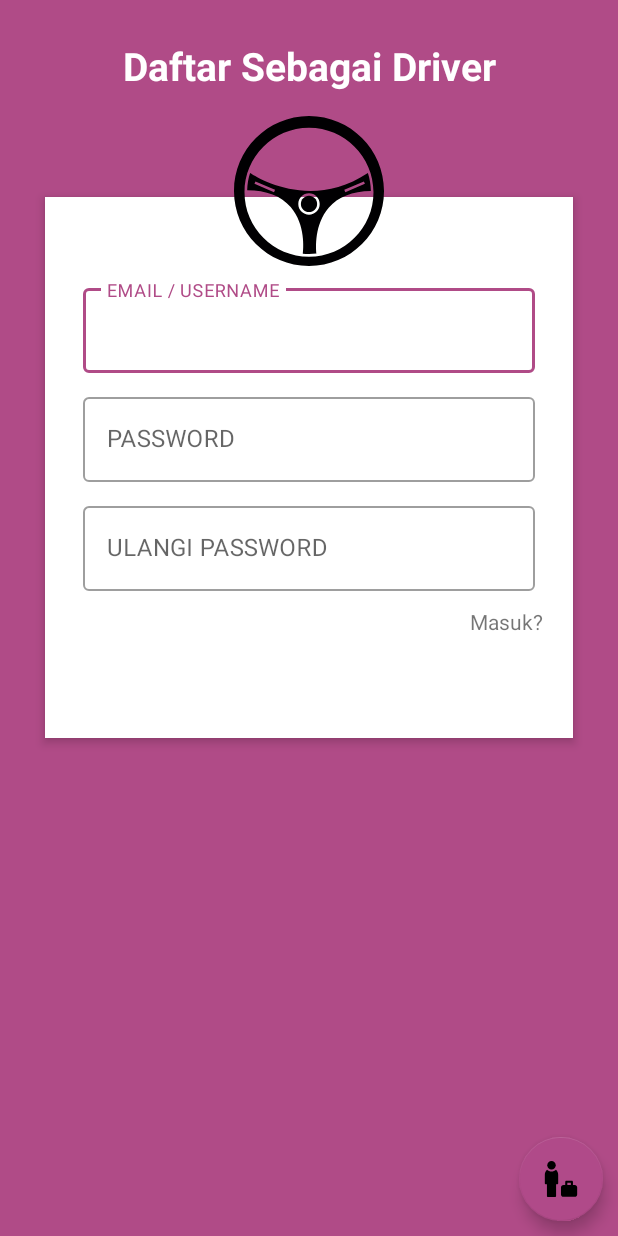
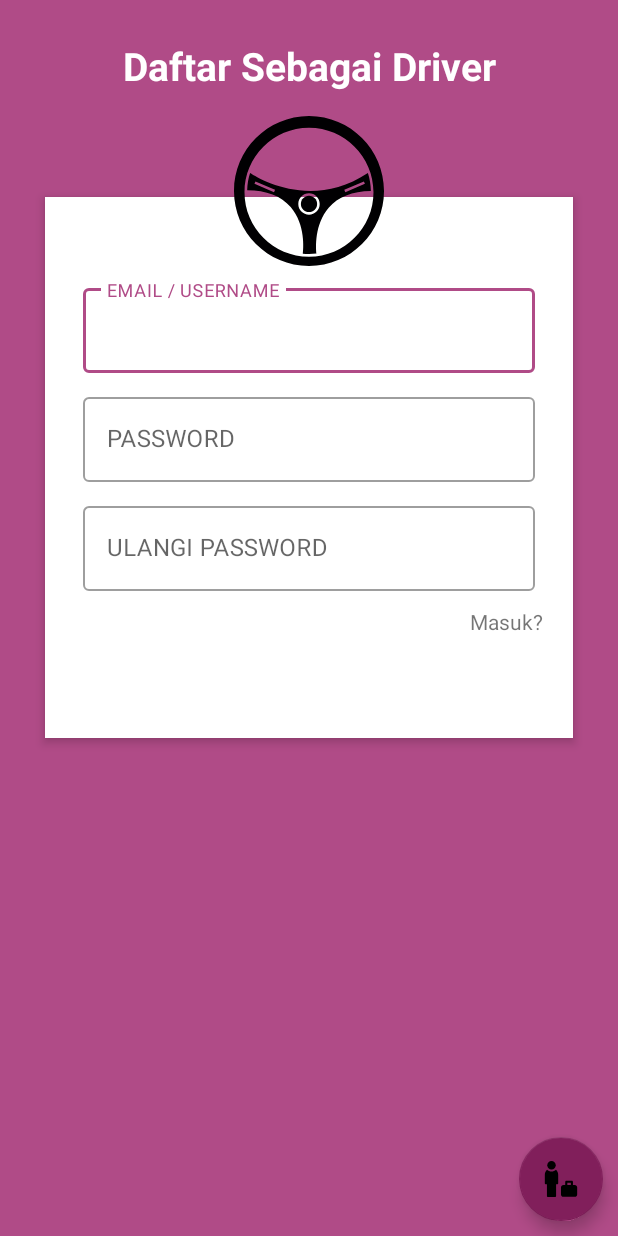
Before and after one commit to handharbeni/EAngkot, an Android app: the screen it shows after launch (RegisterActivity), after a tap on "Daftar?", on a phone screen of 412 x 824 dp. Run offline under Robolectric (Android 15) with nearby library versions, the phone set to English and light mode, and no system bars; our stand-ins replace ButterKnife, CircleImageView, Firebase (no records; nobody signed in at launch, a user with empty details on screens opened directly), Picasso; libraries missing offline, so code that uses them is left out: br.com.simplepass, com.crashlytics.android, com.esafirm.imagepicker, com.facebook.stetho, com.karumi.dexter and 2 more; pictures from the network do not load; 8 statements that could not run were skipped.

Commit message:
bug fixes driver active bug fixes driver change destination change base color

```diff
--- a/app/build.gradle
+++ b/app/build.gradle
@@ -20,7 +20,7 @@ android {
     compileSdkVersion 28
     defaultConfig {
         applicationId "com.mhandharbeni.e_angkot"
-        minSdkVersion 16
+        minSdkVersion 21
         targetSdkVersion 28
         versionCode 1
         versionName "0.0.12"
--- a/app/src/main/java/com/mhandharbeni/e_angkot/CoreApplication.java
+++ b/app/src/main/java/com/mhandharbeni/e_angkot/CoreApplication.java
@@ -1,6 +1,9 @@
 package com.mhandharbeni.e_angkot;
 
 import android.app.Application;
+import android.content.Context;
+
+import androidx.multidex.MultiDex;
 
 import com.crashlytics.android.Crashlytics;
 import com.facebook.stetho.Stetho;
@@ -19,6 +22,11 @@ public class CoreApplication extends Application {
     private static ToolsFirebase toolsFirebase;
     private static FirebaseStorage storage;
 
+    @Override
+    protected void attachBaseContext(Context base) {
+        super.attachBaseContext(base);
+        MultiDex.install(this);
+    }
     @Override
     public void onCreate() {
         super.onCreate();
--- a/app/src/main/java/com/mhandharbeni/e_angkot/main_activity/LoginActivity.java
+++ b/app/src/main/java/com/mhandharbeni/e_angkot/main_activity/LoginActivity.java
@@ -119,12 +119,13 @@ public class LoginActivity extends BaseActivity {
     private void initMode() {
         if (getPref(Constant.MODE, "USER").equalsIgnoreCase("USER")) {
             loginTitle.setText(getResources().getString(R.string.txt_label_masuk_user));
-            fabSwitch.setImageDrawable(getResources().getDrawable(R.drawable.ic_angkot));
+            fabSwitch.setImageResource(R.drawable.ic_angkot);
             mainLayoutChip.setVisibility(View.GONE);
             platNoText.setVisibility(View.GONE);
         } else {
             loginTitle.setText(getResources().getString(R.string.txt_label_masuk_driver));
-            fabSwitch.setImageDrawable(getResources().getDrawable(R.drawable.ic_user));
+//            fabSwitch.setImageDrawable(getResources().getDrawable(R.drawable.ic_user));
+            fabSwitch.setImageResource(R.drawable.ic_user);
             mainLayoutChip.setVisibility(View.VISIBLE);
             platNoText.setVisibility(View.VISIBLE);
         }
--- a/app/src/main/res/layout/actionbar_angkot.xml
+++ b/app/src/main/res/layout/actionbar_angkot.xml
@@ -15,12 +15,11 @@
         android:layout_marginBottom="8dp"
         app:civ_border_width="1dp"
         app:civ_border_color="#FFFFFF"
-        android:src="@drawable/ic_account_circle_white"
+        app:srcCompat="@drawable/ic_account_circle_white"
         app:layout_constraintBottom_toBottomOf="parent"
         app:layout_constraintStart_toStartOf="parent"
         app:layout_constraintTop_toTopOf="parent"
-        app:layout_constraintVertical_bias="1.0"
-        tools:ignore="VectorDrawableCompat" />
+        app:layout_constraintVertical_bias="1.0" />
 
     <TextView
         android:visibility="gone"
--- a/app/src/main/res/values/colors.xml
+++ b/app/src/main/res/values/colors.xml
@@ -1,8 +1,8 @@
 <?xml version="1.0" encoding="utf-8"?>
 <resources>
     <color name="colorPrimary">#B04B87</color>
-    <color name="colorPrimaryDark">#B14B87</color>
+    <color name="colorPrimaryDark">#B04B87</color>
     <!--<color name="colorPrimaryDark">#00574B</color>-->
-    <color name="colorAccent">#B04A89</color>
+    <color name="colorAccent">#811F5B</color>
     <color name="grey">#929292</color>
 </resources>
```
Also changed, not shown: app/src/main/java/com/mhandharbeni/e_angkot/second_activity/driver/MainActivity.java (+24 -6 lines), app/src/main/java/com/mhandharbeni/e_angkot/services/LocationServices.java (+12 -9 lines).
